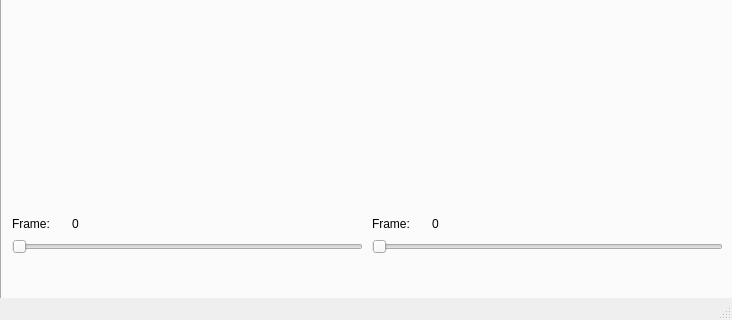
Before: the Qt Designer form mainwindow.ui in willgoishi/CSCI576HypermediaProject, drawn with Qt 5; both pictures show x 0 to 732 and y 307 to 627 of the 732 by 627 pixel window.
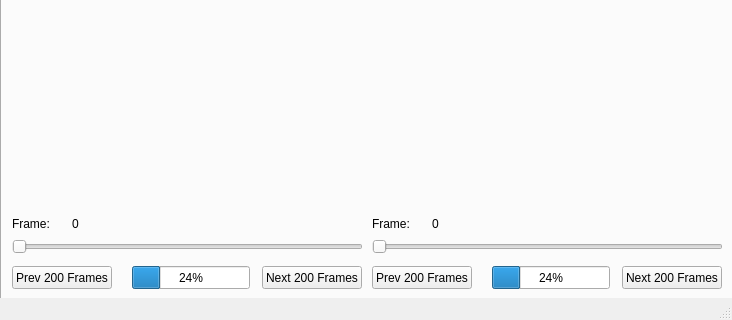
After: the same form once the commit is applied. Custom widgets are drawn as their Qt base class.

Commit message: updates towards loading for both primary and secondary video/ implemented next and previous buttons for frame viewing segments

Diff of the .ui file:
```diff
--- a/mainwindow.ui
+++ b/mainwindow.ui
@@ -222,6 +222,84 @@
        </rect>
       </property>
      </widget>
+     <widget class="QPushButton" name="primaryPrevFramesButton">
+      <property name="geometry">
+       <rect>
+        <x>10</x>
+        <y>530</y>
+        <width>100</width>
+        <height>23</height>
+       </rect>
+      </property>
+      <property name="text">
+       <string>Prev 200 Frames</string>
+      </property>
+     </widget>
+     <widget class="QPushButton" name="primaryNextFramesButton">
+      <property name="geometry">
+       <rect>
+        <x>260</x>
+        <y>530</y>
+        <width>100</width>
+        <height>23</height>
+       </rect>
+      </property>
+      <property name="text">
+       <string>Next 200 Frames</string>
+      </property>
+     </widget>
+     <widget class="QPushButton" name="secondaryPrevFramesButton">
+      <property name="geometry">
+       <rect>
+        <x>370</x>
+        <y>530</y>
+        <width>100</width>
+        <height>23</height>
+       </rect>
+      </property>
+      <property name="text">
+       <string>Prev 200 Frames</string>
+      </property>
+     </widget>
+     <widget class="QPushButton" name="secondaryNextFramesButton">
+      <property name="geometry">
+       <rect>
+        <x>620</x>
+        <y>530</y>
+        <width>100</width>
+        <height>23</height>
+       </rect>
+      </property>
+      <property name="text">
+       <string>Next 200 Frames</string>
+      </property>
+     </widget>
+     <widget class="QProgressBar" name="secondaryVideoProgressBar">
+      <property name="geometry">
+       <rect>
+        <x>490</x>
+        <y>530</y>
+        <width>118</width>
+        <height>23</height>
+       </rect>
+      </property>
+      <property name="value">
+       <number>24</number>
+      </property>
+     </widget>
+     <widget class="QProgressBar" name="primaryVideoProgressBar">
+      <property name="geometry">
+       <rect>
+        <x>130</x>
+        <y>530</y>
+        <width>118</width>
+        <height>23</height>
+       </rect>
+      </property>
+      <property name="value">
+       <number>24</number>
+      </property>
+     </widget>
     </widget>
     <widget class="QWidget" name="tab_2">
      <attribute name="title">
```
Left out of the diff: 3 changed lines with no effect on the pictures. The commit also changes 2 other files.
